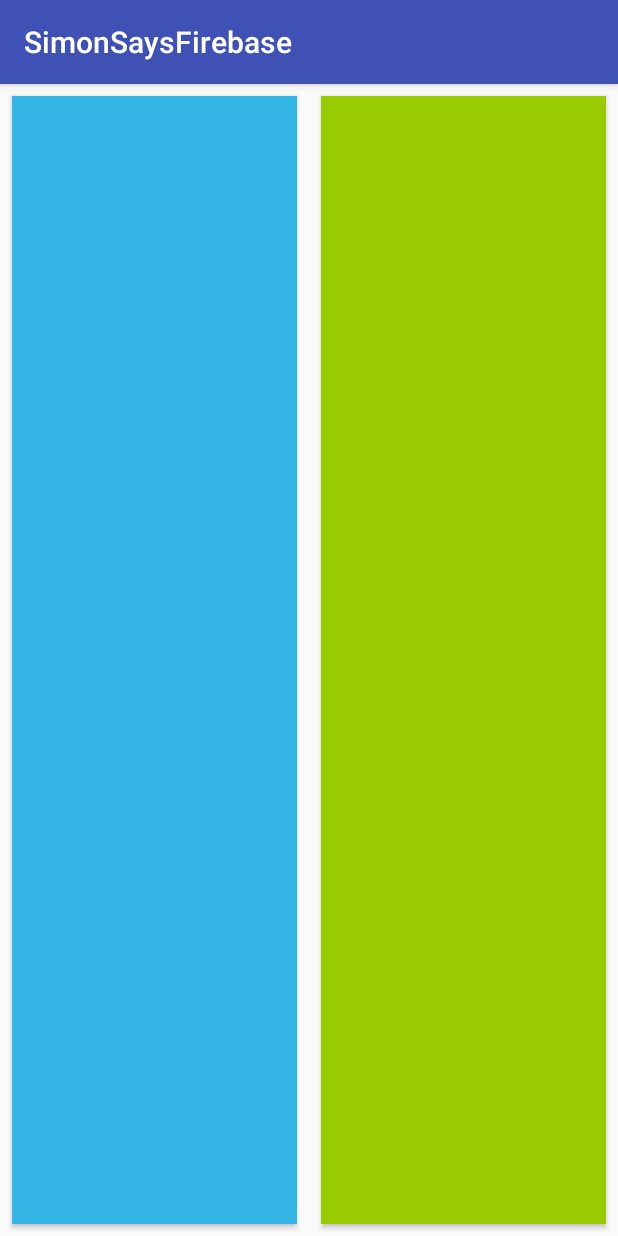
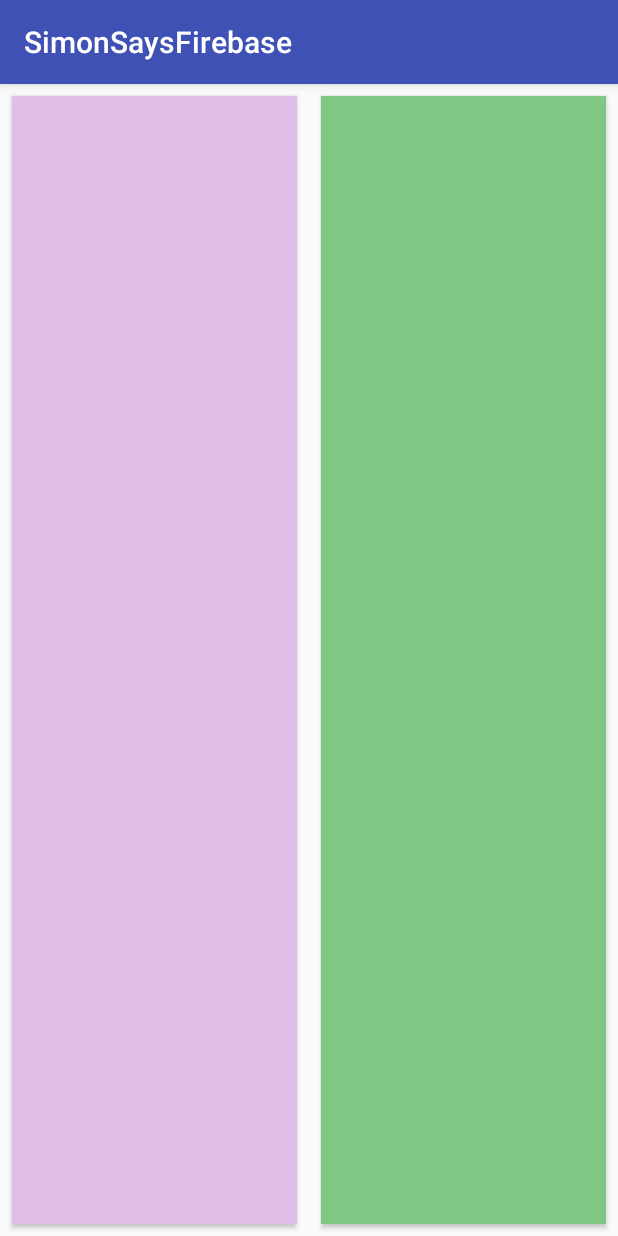
Before and after one commit to Tritium-3h/SimonSaysAndroid, an Android app: the screen it shows after launch (MainActivity), on a phone screen of 412 x 824 dp. Run offline under Robolectric (Android 15) with nearby library versions, the phone set to English and light mode, and no system bars; our stand-ins replace Firebase (no records; nobody signed in at launch, a user with empty details on screens opened directly); 3 statements that could not run were skipped.

Commit message:
manage the colors of the two buttons with firebase

```diff
--- a/SimonSaysFirebase/app/src/main/java/com/wbigger/simonsaysfirebase/MainActivity.java
+++ b/SimonSaysFirebase/app/src/main/java/com/wbigger/simonsaysfirebase/MainActivity.java
@@ -1,11 +1,12 @@
 package com.wbigger.simonsaysfirebase;
 
-import android.graphics.Color;
 import android.os.Bundle;
 import android.support.v4.content.ContextCompat;
 import android.support.v7.app.AppCompatActivity;
 import android.util.Log;
 import android.view.View;
+import android.view.animation.Animation;
+import android.view.animation.AnimationUtils;
 import android.widget.Button;
 
 import com.google.firebase.database.DataSnapshot;
@@ -17,17 +18,19 @@ import com.google.firebase.database.ValueEventListener;
 public class MainActivity extends AppCompatActivity {
 
     static final String TAG = "MainActivity";
+    Button mButtons[] = new Button[2];
+    Animation mAnimationBlink;
+
 
     @Override
     protected void onCreate(Bundle savedInstanceState) {
         super.onCreate(savedInstanceState);
         setContentView(R.layout.activity_main);
 
-        int blueIdle = ContextCompat.getColor(this,android.R.color.holo_blue_light);
-        int bluePressed = ContextCompat.getColor(this,android.R.color.holo_blue_dark);
+        mButtons[0] = (Button) findViewById(R.id.button0);
+        mButtons[1] = (Button) findViewById(R.id.button1);
 
-        int bluePressed = ContextCompat.getColor(this,android.R.color.holo_blue_dark);
-        int bluePressed = ContextCompat.getColor(this,android.R.color.holo_blue_dark);
+        mAnimationBlink = AnimationUtils.loadAnimation(this,R.anim.blink_animation);
 
         // Write a message to the database
         FirebaseDatabase database = FirebaseDatabase.getInstance();
@@ -40,6 +43,9 @@ public class MainActivity extends AppCompatActivity {
                 // whenever data at this location is updated.
                 String value = dataSnapshot.getValue(String.class);
                 Log.d(TAG, "Value is: " + value);
+                if (value.equals("error")) {
+                    animateButtons();
+                }
             }
 
             @Override
@@ -58,10 +64,13 @@ public class MainActivity extends AppCompatActivity {
                 // whenever data at this location is updated.
                 String value = dataSnapshot.getValue(String.class);
                 Log.d(TAG, "Value is: " + value);
+                resetBackgroundColors();
                 switch (value) {
-                    case "green": darkenGreenButtonBackground();
+                    case "0":
+                        setBackgroundColor(mButtons[0],R.color.b0Active);
                         break;
-                    case "blue": darkenBlueButtonBackground();
+                    case "1":
+                        setBackgroundColor(mButtons[1],R.color.b1Active);
                         break;
                     default:
                         // nothing to do
@@ -76,23 +85,27 @@ public class MainActivity extends AppCompatActivity {
         });
     }
 
+
+
+
     /** Called when the user touches the button */
-    public void sendBlueButtonEvent(View view) {
-        Log.d(TAG,"Blue Button Pressed");
+    private void resetBackgroundColors() {
+        mButtons[0].setBackgroundColor(ContextCompat.getColor(this,R.color.b0Idle));
+        mButtons[1].setBackgroundColor(ContextCompat.getColor(this,R.color.b1Idle));
     }
 
-    public void sendGreenButtonEvent(View view) {
-        Log.d(TAG,"Green Button Pressed");
+    public void sendButton0Event(View view) {
+        Log.d(TAG,"Button 0 Pressed");
     }
 
-    public void darkenBlueButtonBackground() {
-        Button button = (Button) findViewById(R.id.buttonBlue);
-        button.setBackgroundColor(Color.BLUE);
+    public void sendButton1Event(View view) {
+        Log.d(TAG,"Button 1 Pressed");
     }
 
-    public void darkenGreenButtonBackground() {
-        Button button = (Button) findViewById(R.id.buttonGreen);
+    public void setBackgroundColor(Button button, int color) {
+        button.setBackgroundColor(ContextCompat.getColor(this,color));
+    }
 
-        button.setBackgroundColor();
-    }
-}
+    private void animateButtons() {
+        mButtons[0].startAnimation(mAnimationBlink);
+    }}
--- a/SimonSaysFirebase/app/src/main/res/layout/activity_main.xml
+++ b/SimonSaysFirebase/app/src/main/res/layout/activity_main.xml
@@ -7,15 +7,15 @@
     tools:context="com.wbigger.simonsaysfirebase.MainActivity">
 
     <Button
-        android:id="@+id/buttonBlue"
+        android:id="@+id/button0"
         android:layout_width="0dp"
         android:layout_height="0dp"
         android:layout_marginBottom="8dp"
         android:layout_marginLeft="8dp"
         android:layout_marginRight="8dp"
         android:layout_marginTop="8dp"
-        android:background="@android:color/holo_blue_light"
-        android:onClick="sendBlueButtonEvent"
+        android:background="@color/b0Idle"
+        android:onClick="sendButton0Event"
         app:layout_constraintBottom_toBottomOf="parent"
         app:layout_constraintLeft_toLeftOf="parent"
         app:layout_constraintRight_toLeftOf="@+id/guideline"
@@ -26,7 +26,7 @@
         tools:layout_constraintTop_creator="1" />
 
     <Button
-        android:id="@+id/buttonGreen"
+        android:id="@+id/button1"
         android:layout_width="0dp"
         android:layout_height="0dp"
         android:layout_marginBottom="8dp"
@@ -34,8 +34,8 @@
         android:layout_marginLeft="8dp"
         android:layout_marginRight="8dp"
         android:layout_marginTop="8dp"
-        android:background="@android:color/holo_green_light"
-        android:onClick="sendGreenButtonEvent"
+        android:background="@color/b1Idle"
+        android:onClick="sendButton1Event"
         app:layout_constraintBottom_toBottomOf="parent"
         app:layout_constraintHorizontal_bias="0.5"
         app:layout_constraintLeft_toLeftOf="@+id/guideline"
```
